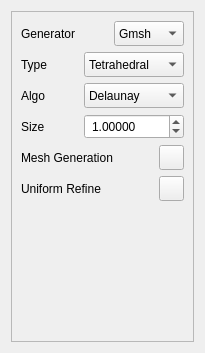
Before: the Qt Designer form starter/FENGSim/Mesh/MeshDockWidget.ui in OpenDigitalTwin-Dev/FENGSim, drawn with Qt 5.
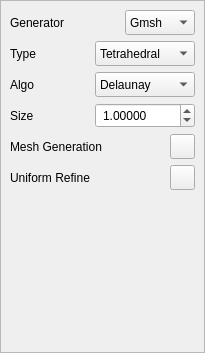
After: the same form once the commit is applied. Icons and pictures are not drawn.

```diff
--- a/starter/FENGSim/Mesh/MeshDockWidget.ui
+++ b/starter/FENGSim/Mesh/MeshDockWidget.ui
@@ -14,6 +14,18 @@
    <string>Form</string>
   </property>
   <layout class="QVBoxLayout" name="verticalLayout">
+   <property name="leftMargin">
+    <number>0</number>
+   </property>
+   <property name="topMargin">
+    <number>0</number>
+   </property>
+   <property name="rightMargin">
+    <number>0</number>
+   </property>
+   <property name="bottomMargin">
+    <number>0</number>
+   </property>
    <item>
     <widget class="QFrame" name="frame">
      <property name="frameShape">
```
